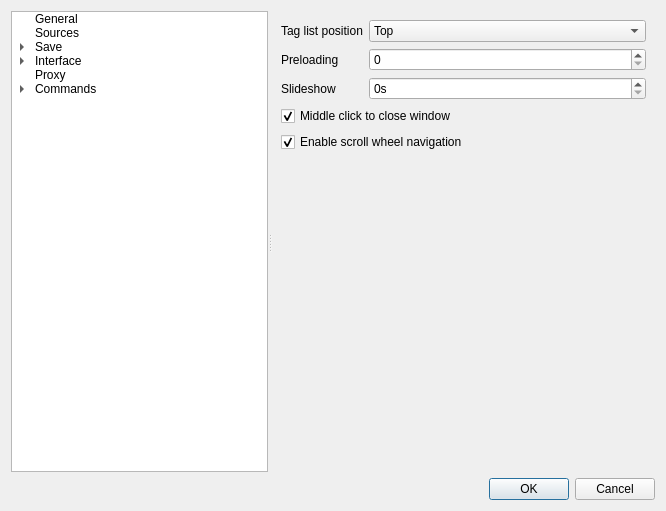
The window that gui/src/settings/optionswindow.ui (Bionus/imgbrd-grabber) describes before a commit, drawn with Qt 5.
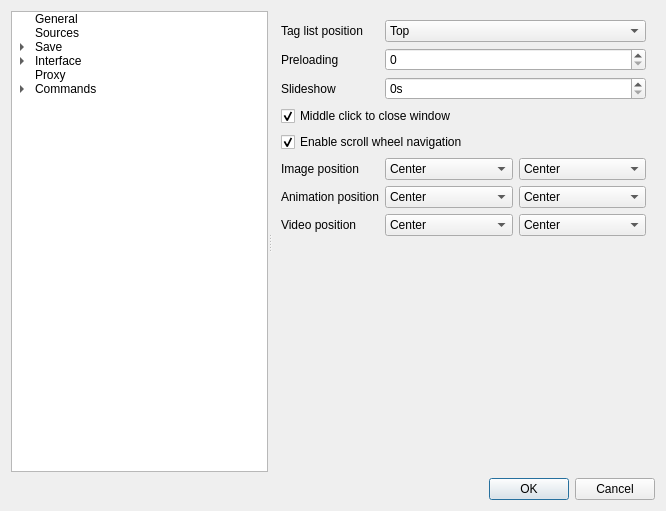
The same window after the commit. The open tabs and pages were chosen to show the change. Icons and pictures are not drawn.

Commit message: Allow to customize image alignment in zoom window (fix #742, fix #777)

What changed in the file:
```diff
--- a/gui/src/settings/optionswindow.ui
+++ b/gui/src/settings/optionswindow.ui
@@ -1866,6 +1866,171 @@
           </property>
          </widget>
         </item>
+        <item row="5" column="0">
+         <widget class="QLabel" name="labelImagePositionImage">
+          <property name="text">
+           <string>Image position</string>
+          </property>
+         </widget>
+        </item>
+        <item row="5" column="1">
+         <layout class="QHBoxLayout" name="layoutImagePositionImage">
+          <item>
+           <widget class="QComboBox" name="comboImagePositionImageV">
+            <property name="currentIndex">
+             <number>1</number>
+            </property>
+            <item>
+             <property name="text">
+              <string>Top</string>
+             </property>
+            </item>
+            <item>
+             <property name="text">
+              <string>Center</string>
+             </property>
+            </item>
+            <item>
+             <property name="text">
+              <string>Bottom</string>
+             </property>
+            </item>
+           </widget>
+          </item>
+          <item>
+           <widget class="QComboBox" name="comboImagePositionImageH">
+            <property name="currentIndex">
+             <number>1</number>
+            </property>
+            <item>
+             <property name="text">
+              <string>Left</string>
+             </property>
+            </item>
+            <item>
+             <property name="text">
+              <string>Center</string>
+             </property>
+            </item>
+            <item>
+             <property name="text">
+              <string>Right</string>
+             </property>
+            </item>
+           </widget>
+          </item>
+         </layout>
+        </item>
+        <item row="6" column="0">
+         <widget class="QLabel" name="labelImagePositionAnimation">
+          <property name="text">
+           <string>Animation position</string>
+          </property>
+         </widget>
+        </item>
+        <item row="6" column="1">
+         <layout class="QHBoxLayout" name="layoutImagePositionAnimation">
+          <item>
+           <widget class="QComboBox" name="comboImagePositionAnimationV">
+            <property name="currentIndex">
+             <number>1</number>
+            </property>
+            <item>
+             <property name="text">
+              <string>Top</string>
+             </property>
+            </item>
+            <item>
+             <property name="text">
+              <string>Center</string>
+             </property>
+            </item>
+            <item>
+             <property name="text">
+              <string>Bottom</string>
+             </property>
+            </item>
+           </widget>
+          </item>
+          <item>
+           <widget class="QComboBox" name="comboImagePositionAnimationH">
+            <property name="currentIndex">
+             <number>1</number>
+            </property>
+            <item>
+             <property name="text">
+              <string>Left</string>
+             </property>
+            </item>
+            <item>
+             <property name="text">
+              <string>Center</string>
+             </property>
+            </item>
+            <item>
+             <property name="text">
+              <string>Right</string>
+             </property>
+            </item>
+           </widget>
+          </item>
+         </layout>
+        </item>
+        <item row="7" column="0">
+         <widget class="QLabel" name="labelImagePositionVideo">
+          <property name="text">
+           <string>Video position</string>
+          </property>
+         </widget>
+        </item>
+        <item row="7" column="1">
+         <layout class="QHBoxLayout" name="layoutImagePositionVideo">
+          <item>
+           <widget class="QComboBox" name="comboImagePositionVideoV">
+            <property name="currentIndex">
+             <number>1</number>
+            </property>
+            <item>
+             <property name="text">
+              <string>Top</string>
+             </property>
+            </item>
+            <item>
+             <property name="text">
+              <string>Center</string>
+             </property>
+            </item>
+            <item>
+             <property name="text">
+              <string>Bottom</string>
+             </property>
+            </item>
+           </widget>
+          </item>
+          <item>
+           <widget class="QComboBox" name="comboImagePositionVideoH">
+            <property name="currentIndex">
+             <number>1</number>
+            </property>
+            <item>
+             <property name="text">
+              <string>Left</string>
+             </property>
+            </item>
+            <item>
+             <property name="text">
+              <string>Center</string>
+             </property>
+            </item>
+            <item>
+             <property name="text">
+              <string>Right</string>
+             </property>
+            </item>
+           </widget>
+          </item>
+         </layout>
+        </item>
        </layout>
       </widget>
       <widget class="QWidget" name="pageInterfaceColoring">
```
The commit also changes 3 other files.
